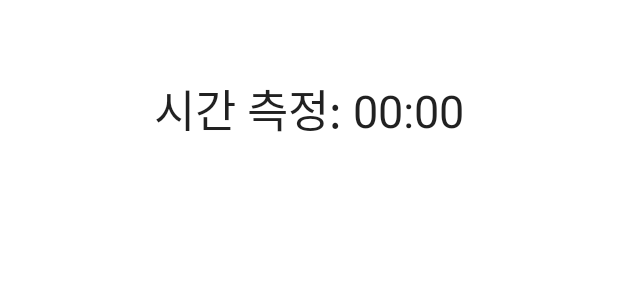
After one commit to Hanrabbit06/AdvanceWidgetTest1, an Android app: the layout chrono.xml on its own in the app's theme, with its tools: preview values and no code run, on a phone screen of 412 x 824 dp. The commit adds this screen. Shown: the top 300 px of the screen. Run offline under Robolectric (Android 15) with nearby library versions, the phone set to English and light mode, and no system bars.

Commit message:
Chronometer

```diff
--- /dev/null
+++ b/app/src/main/res/layout/chrono.xml
@@ -0,0 +1,15 @@
+<?xml version="1.0" encoding="utf-8"?>
+<LinearLayout xmlns:android="http://schemas.android.com/apk/res/android"
+    android:orientation="vertical"
+    android:layout_width="match_parent"
+    android:layout_height="match_parent">
+    <Chronometer
+        android:layout_width="match_parent"
+        android:layout_height="wrap_content"
+        android:gravity="center_horizontal"
+        android:layout_marginTop="50dp"
+        android:textSize="30sp"
+        android:format="시간 측정: %s"
+        />
+
+</LinearLayout>
```
Also changed, not shown: app/src/main/res/layout/activity_main.xml (line endings or trailing spaces).
